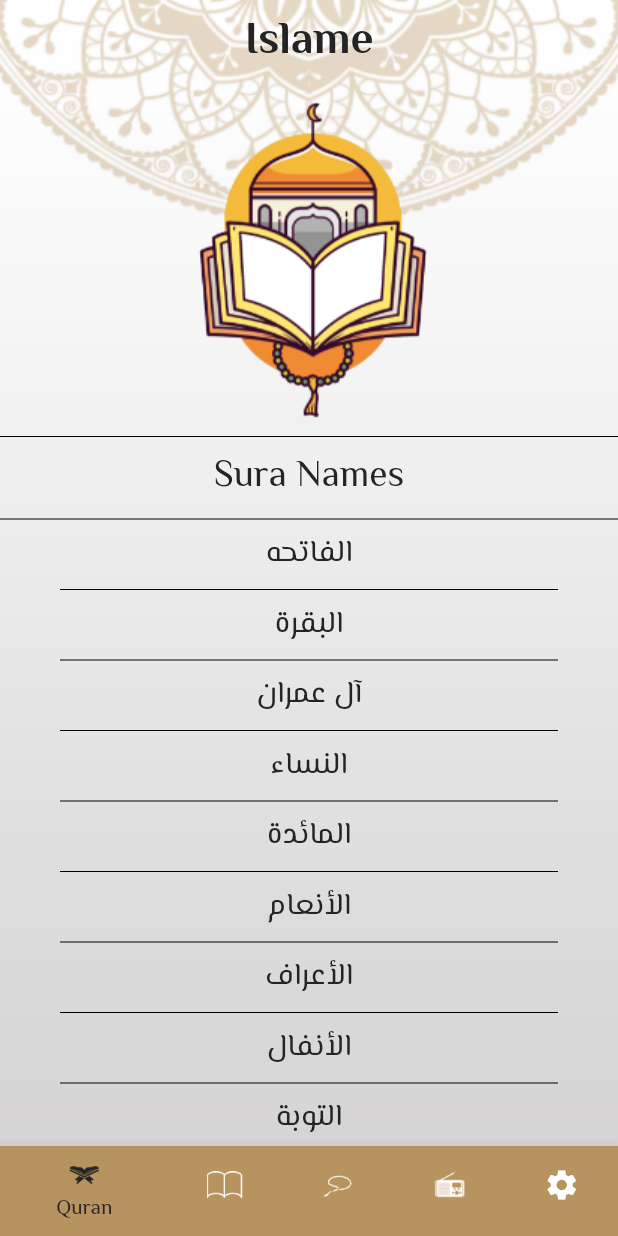
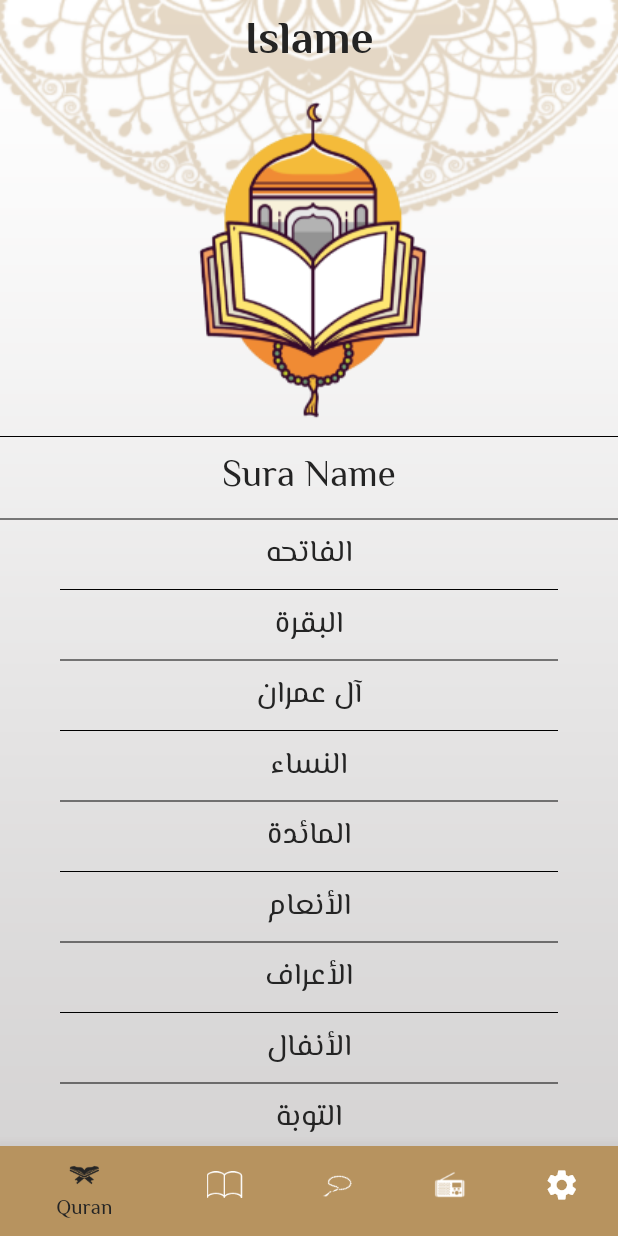
Before and after one commit to ahs25001/islame, a Flutter app: the screen it shows after launch, on a phone screen of 412 x 824 dp. Run offline on Flutter 3.47's test engine with Material 2 defaults, Android fonts, the phone set to English and light mode, and no system bars; our stand-ins replace google_fonts; generated files the repository leaves out were written again.

Commit message:
add localization

```diff
--- /dev/null
+++ b/l10n.yaml
@@ -0,0 +1,3 @@
+arb-dir: lib/l10n
+template-arb-file: app_en.arb
+output-localization-file: app_localizations.dart
--- a/lib/hadethScreen.dart
+++ b/lib/hadethScreen.dart
@@ -4,7 +4,7 @@ import 'package:islame2/myThame.dart';
 
 import 'hadethDitales.dart';
 import 'hadethModel.dart';
-
+import 'package:flutter_gen/gen_l10n/app_localizations.dart';
 class Hadeth extends StatefulWidget {
   static const String routName = 'hadeth';
 
@@ -29,7 +29,7 @@ class _HadethState extends State<Hadeth> {
             color: MyTheme.primary,
             thickness: 3,
           ),
-          Text("Ahadeth", style: Theme.of(context).textTheme.bodyMedium),
+          Text(AppLocalizations.of(context)!.ahadeth, style: Theme.of(context).textTheme.bodyMedium),
           Divider(
             color: MyTheme.primary,
             thickness: 3,
--- a/lib/home.dart
+++ b/lib/home.dart
@@ -3,9 +3,8 @@ import 'package:islame2/quranScreen.dart';
 import 'package:islame2/radio.dart';
 import 'package:islame2/sebhaScreen.dart';
 import 'package:islame2/settinsScreen.dart';
-
+import 'package:flutter_gen/gen_l10n/app_localizations.dart';
 import 'hadethScreen.dart';
-
 class Home extends StatefulWidget {
   static String routName = "Home";
 
@@ -28,7 +27,7 @@ List<Widget>bodies=[Quran(),Hadeth(),Sebha(),RadioFm(),Settings()];
         Scaffold(
           resizeToAvoidBottomInset: false,
           appBar: AppBar(
-            title: Text("Islame"),
+            title: Text(AppLocalizations.of(context)!.appTitle),
           ),
           bottomNavigationBar: BottomNavigationBar(
             currentIndex: index,
@@ -39,27 +38,27 @@ List<Widget>bodies=[Quran(),Hadeth(),Sebha(),RadioFm(),Settings()];
               items: [
                 BottomNavigationBarItem(
                   icon:ImageIcon(AssetImage('assets/images/quran_icon.png'), ),
-                  label: "Quran",
+                  label: AppLocalizations.of(context)!.quranIconName,
                   backgroundColor: Color(0XFFB7935F),
                 ),
                 BottomNavigationBarItem(
                   icon: ImageIcon(AssetImage('assets/images/ahadeth_icon.png')),
-                  label: "Ahadeth",
+                  label: AppLocalizations.of(context)!.ahadethIconName,
                   backgroundColor: Color(0XFFB7935F),
                 ),
                 BottomNavigationBarItem(
                   icon:ImageIcon(AssetImage('assets/images/sebha_icon.png')),
-                  label: "Sebha",
+                  label: AppLocalizations.of(context)!.sebhaIconName,
                   backgroundColor: Color(0XFFB7935F),
                 ),
                 BottomNavigationBarItem(
                   icon: ImageIcon(AssetImage('assets/images/radio_icon.png')),
-                  label: "Radio",
+                  label: AppLocalizations.of(context)!.radioIconName,
                   backgroundColor: Color(0XFFB7935F),
                 ),
                 BottomNavigationBarItem(
                   icon: Icon(Icons.settings),
-                  label: "Settings",
+                  label: AppLocalizations.of(context)!.settingsIconName,
                   backgroundColor: Color(0XFFB7935F),
                 ),
               ]),
--- a/lib/main.dart
+++ b/lib/main.dart
@@ -1,13 +1,9 @@
 import 'package:flutter/material.dart';
+import 'package:flutter_localizations/flutter_localizations.dart';
 import 'package:islame2/hadethDitales.dart';
-import 'package:islame2/hadethScreen.dart';
 import 'package:islame2/myThame.dart';
-import 'package:islame2/quranScreen.dart';
-import 'package:islame2/radio.dart';
-import 'package:islame2/sebhaScreen.dart';
-import 'package:islame2/settinsScreen.dart';
 import 'package:islame2/suraDitales.dart';
-
+import 'package:flutter_gen/gen_l10n/app_localizations.dart';
 import 'home.dart';
 
 void main() {
@@ -20,6 +16,8 @@ class MyApp extends StatelessWidget {
   @override
   Widget build(BuildContext context) {
     return MaterialApp(
+      localizationsDelegates: AppLocalizations.localizationsDelegates,
+      supportedLocales: AppLocalizations.supportedLocales,
       debugShowCheckedModeBanner: false,
       routes: {
         Home.routName: (context) => Home(),
--- a/lib/quranScreen.dart
+++ b/lib/quranScreen.dart
@@ -1,7 +1,7 @@
 import 'package:flutter/material.dart';
 import 'package:islame2/suraDitales.dart';
 import 'package:islame2/suraModel.dart';
-
+import 'package:flutter_gen/gen_l10n/app_localizations.dart';
 class Quran extends StatelessWidget {
   static const String routName = 'quran';
   List<String> suraNames = [
@@ -129,7 +129,8 @@ class Quran extends StatelessWidget {
           Image.asset('assets/images/quran_image.png'),
           Divider(color: Colors.black),
           Text(
-            "Sura Names",
+          AppLocalizations.of(context)!.suraName
+          ,
             style: Theme.of(context).textTheme.bodyMedium,
           ),
           Divider(
--- a/pubspec.yaml
+++ b/pubspec.yaml
@@ -36,6 +36,9 @@ dependencies:
   # Use with the CupertinoIcons class for iOS style icons.
   cupertino_icons: ^1.0.2
   google_fonts: ^5.1.0
+  flutter_localizations:
+    sdk: flutter
+  intl: ^0.18.1
 
 dev_dependencies:
   flutter_test:
@@ -53,7 +56,7 @@ dev_dependencies:
 
 # The following section is specific to Flutter packages.
 flutter:
-
+  generate: true
   # The following line ensures that the Material Icons font is
   # included with your application, so that you can use the icons in
   # the material Icons class.
```
Also changed, not shown: lib/l10n/app_ar.arb (added, +11 -0 lines), lib/l10n/app_en.arb (added, +11 -0 lines), pubspec.lock.
